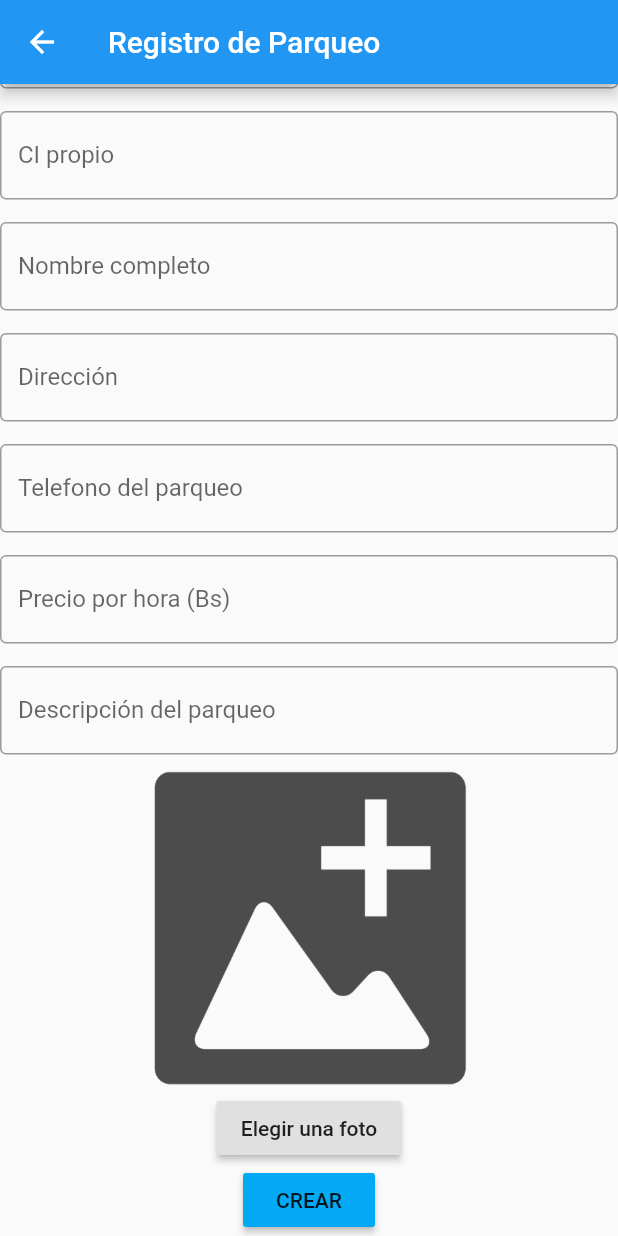
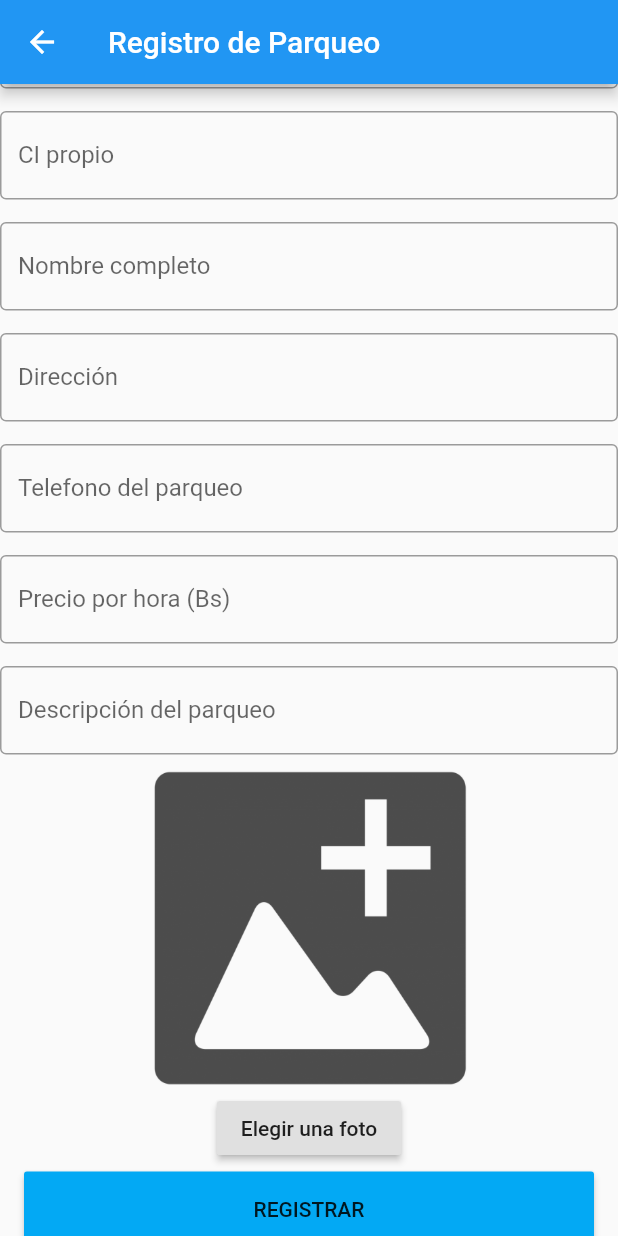
Before and after one commit to Alebuenoaz/FastPark-Owners, a Flutter app: the ParkingRegister screen opened by its route, scrolled down 71 dp, on a phone screen of 412 x 824 dp. Run offline on Flutter 3.47's test engine with Material 2 defaults, Android fonts, the phone set to English and light mode, and no system bars; our stand-ins replace cloud_firestore, firebase_storage, image_picker; accounts and stored records are empty.

Commit message:
Improving form interface

```diff
--- a/lib/main.dart
+++ b/lib/main.dart
@@ -197,7 +197,7 @@ class _ParkingRegisterState extends State<ParkingRegister> {
         await uploadPic();
         await firestore
             .collection('RegistroParqueos')
-            .document('testing')
+            .document('testing2')
             .setData({
           'CIPropietario': int.parse(ownerID),
           'CIPropio': int.parse(ownID),
@@ -415,8 +415,14 @@ class _ParkingRegisterState extends State<ParkingRegister> {
                 child: Text("Elegir una foto"),
                 onPressed: getImage,
               ),
-              RaisedButton(
-                  child: Text('CREAR'),
+              Container(
+                height: 5.0,
+              ),
+              ButtonTheme(
+                minWidth: 380.0,
+                height: 50.0,
+                child: RaisedButton(
+                    child: Text('REGISTRAR'),
                     color: Colors.lightBlue,
                     onPressed: () {
                       _create(
@@ -429,6 +435,10 @@ class _ParkingRegisterState extends State<ParkingRegister> {
                           descriptionController.text,
                           context);
                     }),
+              ),
+              Container(
+                height: 10.0,
+              ),
             ],
           ),
         ),
```
Lines whose indentation alone changed are shown as unchanged.
